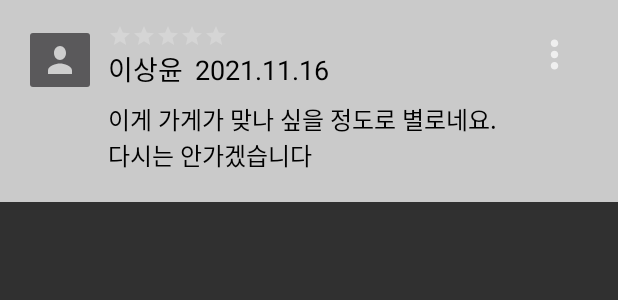
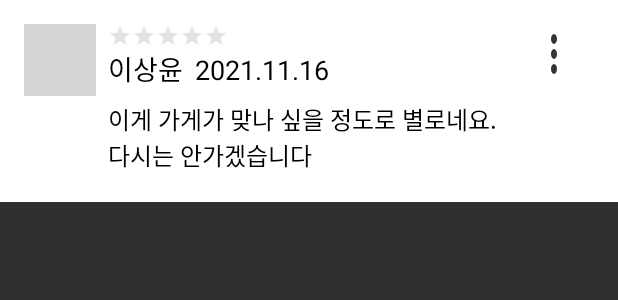
Before and after one commit to Choi-Ju12g/UntactHackathon, an Android app: the layout user_comment.xml on its own in the app's theme, with its tools: preview values and no code run, on a phone screen of 412 x 824 dp. Shown: the top 300 px of the screen. Run offline under Robolectric (Android 15) with nearby library versions, the phone set to English and light mode, and no system bars; grey boxes are pictures that could not be loaded.

```diff
--- a/app/src/main/java/com/example/howmanyseats/userCommentView.java
+++ b/app/src/main/java/com/example/howmanyseats/userCommentView.java
@@ -10,7 +10,7 @@ import android.widget.TextView;
 import androidx.annotation.Nullable;
 
 public class userCommentView extends LinearLayout {
-    ImageButton profile;
+    ImageButton profile,more_vert;
     TextView username,date,comment;
 
     public userCommentView(Context context) {
@@ -28,6 +28,7 @@ public class userCommentView extends LinearLayout {
         inflater.inflate(R.layout.activity_board,this,true);
 
         profile = findViewById(R.id.uc_profile_btn);
+        more_vert = findViewById(R.id.uc_more_vert);
         username = findViewById(R.id.uc_username);
         date = findViewById(R.id.uc_date);
         comment = findViewById(R.id.uc_comment);
--- a/app/src/main/res/drawable/ic_baseline_more_vert_24.xml
+++ b/app/src/main/res/drawable/ic_baseline_more_vert_24.xml
@@ -1,5 +1,5 @@
-<vector android:height="30dp" android:tint="?attr/colorControlNormal"
+<vector android:height="40dp" android:tint="#343434"
     android:viewportHeight="24" android:viewportWidth="24"
-    android:width="30dp" xmlns:android="http://schemas.android.com/apk/res/android">
-    <path android:fillColor="@android:color/black" android:pathData="M12,8c1.1,0 2,-0.9 2,-2s-0.9,-2 -2,-2 -2,0.9 -2,2 0.9,2 2,2zM12,10c-1.1,0 -2,0.9 -2,2s0.9,2 2,2 2,-0.9 2,-2 -0.9,-2 -2,-2zM12,16c-1.1,0 -2,0.9 -2,2s0.9,2 2,2 2,-0.9 2,-2 -0.9,-2 -2,-2z"/>
+    android:width="24dp" xmlns:android="http://schemas.android.com/apk/res/android">
+    <path android:fillColor="@android:color/white" android:pathData="M12,8c1.1,0 2,-0.9 2,-2s-0.9,-2 -2,-2 -2,0.9 -2,2 0.9,2 2,2zM12,10c-1.1,0 -2,0.9 -2,2s0.9,2 2,2 2,-0.9 2,-2 -0.9,-2 -2,-2zM12,16c-1.1,0 -2,0.9 -2,2s0.9,2 2,2 2,-0.9 2,-2 -0.9,-2 -2,-2z"/>
 </vector>
--- a/app/src/main/res/drawable/ic_baseline_people_alt_24.xml
+++ b/app/src/main/res/drawable/ic_baseline_people_alt_24.xml
@@ -1,6 +1,6 @@
-<vector android:height="40dp" android:tint="?attr/colorControlNormal"
+<vector android:height="30dp" android:tint="#343434"
     android:viewportHeight="24" android:viewportWidth="24"
-    android:width="40dp" xmlns:android="http://schemas.android.com/apk/res/android">
+    android:width="30dp" xmlns:android="http://schemas.android.com/apk/res/android">
     <path android:fillColor="@android:color/white"
         android:fillType="evenOdd" android:pathData="M16.67,13.13C18.04,14.06 19,15.32 19,17v3h4v-3C23,14.82 19.43,13.53 16.67,13.13z"/>
     <path android:fillColor="@android:color/white"
--- a/app/src/main/res/layout/user_comment.xml
+++ b/app/src/main/res/layout/user_comment.xml
@@ -7,7 +7,7 @@
     android:paddingTop="16dp"
     android:layout_height="wrap_content"
     android:orientation="horizontal"
-    android:background="#CACACA">
+    android:background="#ffffff">
 
     <ImageButton
         android:id="@+id/uc_profile_btn"
@@ -15,7 +15,10 @@
         android:layout_height="48dp"
         android:scaleType="fitXY"
         android:layout_gravity="center_horizontal"
-        android:src="@drawable/profile" />
+        android:src="@drawable/ic_baseline_portrait_24"
+        android:background="@android:color/transparent"/>
+
+
 
     <LinearLayout
         android:layout_width="match_parent"
@@ -42,7 +45,8 @@
                     android:isIndicator="true"
                     android:numStars="5"
                     android:stepSize="1"
-                    style="?android:attr/ratingBarStyleSmall"/>
+                    style="?android:attr/ratingBarStyleSmall"
+                    android:theme="@style/RatingBar"/>
 
                 <LinearLayout
                     android:layout_width="wrap_content"
@@ -71,6 +75,7 @@
             </LinearLayout>
 
             <ImageButton
+                android:id="@+id/uc_more_vert"
                 android:layout_width="40dp"
                 android:layout_height="40dp"
                 android:layout_marginLeft="130dp"
--- a/app/src/main/res/values/themes.xml
+++ b/app/src/main/res/values/themes.xml
@@ -22,4 +22,9 @@
     <style name="AppBarOverlay" parent="ThemeOverlay.AppCompat.Dark.ActionBar" />
 
     <style name="PopupOverlay" parent="ThemeOverlay.AppCompat.Light" />
+
+    <style name="RatingBar" parent="Theme.AppCompat">
+        <item name="colorControlNormal">#A3A3A3</item>
+        <item name="colorControlActivated">#FFEB3B</item>
+    </style>
 </resources>
```
Also changed, not shown: app/src/main/java/com/example/howmanyseats/BoardActivity.java (+26 -19 lines), app/src/main/res/drawable/ic_baseline_people_24.xml (deleted, +0 -10 lines), app/src/main/res/layout/activity_board.xml (+78 -20 lines).
